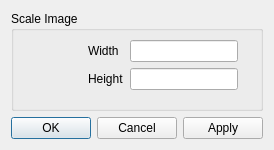
Old version of the form src/gui/scale_dialog.ui in the repository CervecerosCodigo/CCIMP.
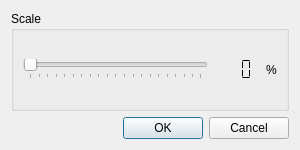
New version of the form.

Diff of the .ui file:
```diff
--- a/src/gui/scale_dialog.ui
+++ b/src/gui/scale_dialog.ui
@@ -6,97 +6,122 @@
    <rect>
     <x>0</x>
     <y>0</y>
-    <width>259</width>
+    <width>300</width>
     <height>150</height>
    </rect>
   </property>
   <property name="windowTitle">
    <string>Dialog</string>
   </property>
-  <layout class="QGridLayout" name="gridLayout_6">
+  <layout class="QGridLayout" name="gridLayout_5">
    <item row="0" column="0">
-    <layout class="QGridLayout" name="gridLayout_5">
+    <layout class="QGridLayout" name="gridLayout_4">
      <item row="0" column="0">
       <widget class="QGroupBox" name="groupBox">
        <property name="title">
-        <string>Scale Image</string>
+        <string>Scale</string>
        </property>
-       <layout class="QGridLayout" name="gridLayout_4">
+       <layout class="QGridLayout" name="gridLayout_3">
         <item row="0" column="0">
-         <layout class="QGridLayout" name="gridLayout_3">
+         <layout class="QGridLayout" name="gridLayout_2">
           <item row="0" column="0">
-           <layout class="QGridLayout" name="gridLayout_2">
+           <spacer name="verticalSpacer">
+            <property name="orientation">
+             <enum>Qt::Vertical</enum>
+            </property>
+            <property name="sizeType">
+             <enum>QSizePolicy::Expanding</enum>
+            </property>
+            <property name="sizeHint" stdset="0">
+             <size>
+              <width>20</width>
+              <height>20</height>
+             </size>
+            </property>
+           </spacer>
+          </item>
+          <item row="1" column="0">
+           <layout class="QGridLayout" name="gridLayout">
             <item row="0" column="0">
-             <spacer name="horizontalSpacer">
+             <widget class="QSlider" name="horizontalSlider">
+              <property name="minimum">
+               <number>1</number>
+              </property>
+              <property name="maximum">
+               <number>200</number>
+              </property>
+              <property name="singleStep">
+               <number>10</number>
+              </property>
+              <property name="pageStep">
+               <number>10</number>
+              </property>
+              <property name="value">
+               <number>1</number>
+              </property>
+              <property name="sliderPosition">
+               <number>1</number>
+              </property>
+              <property name="tracking">
+               <bool>true</bool>
+              </property>
               <property name="orientation">
                <enum>Qt::Horizontal</enum>
               </property>
-              <property name="sizeHint" stdset="0">
-               <size>
-                <width>31</width>
-                <height>13</height>
-               </size>
+              <property name="tickPosition">
+               <enum>QSlider::TicksBelow</enum>
               </property>
-             </spacer>
+              <property name="tickInterval">
+               <number>10</number>
+              </property>
+             </widget>
             </item>
             <item row="0" column="1">
-             <layout class="QGridLayout" name="gridLayout">
-              <item row="0" column="0">
-               <widget class="QLabel" name="label">
-                <property name="text">
-                 <string>Width</string>
-                </property>
-               </widget>
-              </item>
-              <item row="0" column="1">
-               <widget class="QLineEdit" name="lineEdit">
-                <property name="sizePolicy">
-                 <sizepolicy hsizetype="Expanding" vsizetype="Fixed">
-                  <horstretch>0</horstretch>
-                  <verstretch>0</verstretch>
-                 </sizepolicy>
-                </property>
-               </widget>
-              </item>
-              <item row="1" column="0">
-               <widget class="QLabel" name="label_2">
-                <property name="text">
-                 <string>Height</string>
-                </property>
-               </widget>
-              </item>
-              <item row="1" column="1">
-               <widget class="QLineEdit" name="lineEdit_2"/>
-              </item>
-             </layout>
+             <widget class="QLCDNumber" name="lcdNumber">
+              <property name="font">
+               <font>
+                <weight>50</weight>
+                <bold>false</bold>
+               </font>
+              </property>
+              <property name="frameShape">
+               <enum>QFrame::NoFrame</enum>
+              </property>
+              <property name="frameShadow">
+               <enum>QFrame::Plain</enum>
+              </property>
+              <property name="lineWidth">
+               <number>1</number>
+              </property>
+              <property name="smallDecimalPoint">
+               <bool>false</bool>
+              </property>
+              <property name="digitCount">
+               <number>3</number>
+              </property>
+              <property name="segmentStyle">
+               <enum>QLCDNumber::Flat</enum>
+              </property>
+             </widget>
             </item>
             <item row="0" column="2">
-             <spacer name="horizontalSpacer_2">
-              <property name="orientation">
-               <enum>Qt::Horizontal</enum>
+             <widget class="QLabel" name="label">
+              <property name="text">
+               <string>%</string>
               </property>
-              <property name="sizeType">
-               <enum>QSizePolicy::Minimum</enum>
-              </property>
-              <property name="sizeHint" stdset="0">
-               <size>
-                <width>13</width>
-                <height>20</height>
-               </size>
-              </property>
-             </spacer>
+             </widget>
             </item>
            </layout>
           </item>
-          <item row="1" column="0">
-           <spacer name="verticalSpacer">
+          <item row="2" column="0">
+           <spacer name="verticalSpacer_2">
             <property name="orientation">
              <enum>Qt::Vertical</enum>
             </property>
             <property name="sizeHint" stdset="0">
              <size>
-              <width>38</width>
-              <height>18</height>
+              <width>20</width>
+              <height>20</height>
              </size>
             </property>
            </spacer>
@@ -112,7 +137,7 @@
         <enum>Qt::Horizontal</enum>
        </property>
        <property name="standardButtons">
-        <set>QDialogButtonBox::Apply|QDialogButtonBox::Cancel|QDialogButtonBox::Ok</set>
+        <set>QDialogButtonBox::Cancel|QDialogButtonBox::Ok</set>
        </property>
       </widget>
      </item>
```
Left out of the diff: 36 changed lines with no effect on the pictures.
